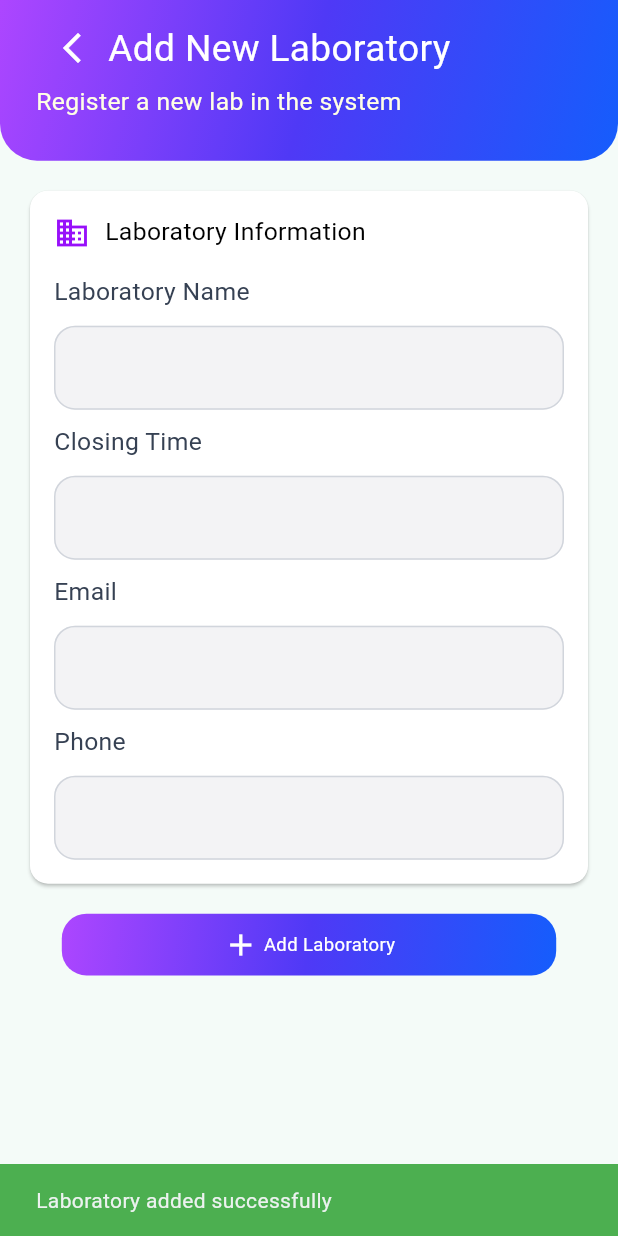
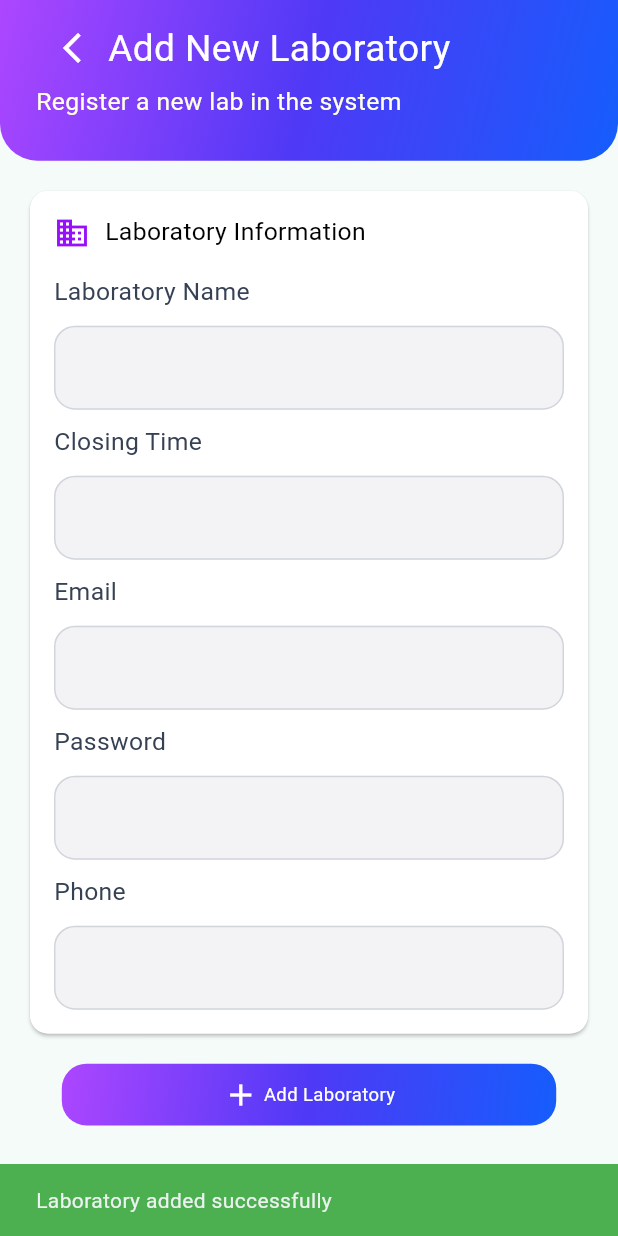
Before and after one commit to Habiba04/LabLink, a Flutter app: the AddLab screen opened directly, after a tap on "Add Laboratory", on a phone screen of 412 x 824 dp. Run offline on Flutter 3.47's test engine with Material 3 defaults, Android fonts, the phone set to English and light mode, and no system bars; our stand-ins replace cached_network_image, cloud_firestore, file_picker, firebase_auth, firebase_core, firebase_storage and 7 more; missing offline and left inert: syncfusion_flutter_pdfviewer; accounts and stored records are empty; network calls fail.

Commit message:
some changes

```diff
--- a/lib/Database/firebaseDB.dart
+++ b/lib/Database/firebaseDB.dart
@@ -200,11 +200,19 @@ class FirebaseDatabase {
     }
   }
 
-  Future<void> addNewLab(Lab lab) async {
+  Future<void> addNewLab(Lab lab, String password) async {
     try {
-      final docRef = FirebaseFirestore.instance.collection("lab").doc();
-      await docRef.set(lab.toMap());
-      print("Lab added successfully!");
+      UserCredential userCredential = await FirebaseAuth.instance
+          .createUserWithEmailAndPassword(email: lab.email, password: password);
+
+      String uid = userCredential.user!.uid;
+
+      await FirebaseFirestore.instance.collection("lab").doc(uid).set({
+        ...lab.toMap(),
+        "uid": uid,
+      });
+
+      print("Lab created + Auth account created successfully!");
     } catch (e) {
       print("Error adding lab: $e");
     }
@@ -242,7 +250,7 @@ class FirebaseDatabase {
           .collection('lab')
           .doc(labId)
           .collection('appointments')
-          .where('status', isEqualTo: 'Pending')
+          .where('status', isEqualTo: 'Completed')
           .get();
 
       Map<String, Map<String, dynamic>> monthlyData = {};
--- a/lib/LabAdmin/Pages/edit_profile_screen.dart
+++ b/lib/LabAdmin/Pages/edit_profile_screen.dart
@@ -98,7 +98,7 @@ class _EditProfileScreenState extends State<EditProfileScreen> {
                       controller: _closingTimeController,
                       prefixIcon: Icon(Icons.calendar_month_outlined),
                       hintText: 'Enter closing time like this "5:00 PM"',
-                      labelText: 'Age',
+                      labelText: 'Closing Time',
                     ),
 
                     const SizedBox(height: 24),
--- a/lib/LabAdmin/Utils/firestore_helpers.dart
+++ b/lib/LabAdmin/Utils/firestore_helpers.dart
@@ -74,7 +74,8 @@ class FirestoreHelpers {
 
       if (created != null &&
           created.year == now.year &&
-          created.month == now.month) {
+          created.month == now.month &&
+          status == 'Completed') {
         earningsThisMonth += _toDoubleSafe(data['totalAmount']);
       }
 
--- a/lib/Models/LabLocation.dart
+++ b/lib/Models/LabLocation.dart
@@ -1,15 +1,14 @@
 import 'package:lablink/Models/LabTests.dart';
 
 class LabLocation {
-  final String id;
+  String id;
   final String name;
   final String address;
   final String openAt;
   final String closeAt;
   final List<LabTest> tests;
   final String phone;
-  final String startDay;
-  final String endDay;
+  final List<String> workingDays;
 
   LabLocation({
     required this.id,
@@ -19,8 +18,7 @@ class LabLocation {
     required this.closeAt,
     this.tests = const [],
     this.phone = '',
-    this.startDay = '',
-    this.endDay = '',
+    this.workingDays = const [],
   });
   Map<String, dynamic> toMap() {
     return {
@@ -31,8 +29,7 @@ class LabLocation {
       'closeAt': closeAt,
       'tests': tests.map((tests) => tests.toMap()).toList(),
       'phone': phone,
-      'startDay': startDay,
-      'endDay': endDay
+      'workingDays': workingDays,
     };
   }
 
@@ -49,8 +46,7 @@ class LabLocation {
       closeAt: map['closeAt'] ?? '',
       tests: tests,
       phone: map['phone'] ?? '',
-      startDay: map['startDay'] ?? '',
-      endDay: map['endDay'] ?? '',
+      workingDays: List<String>.from(map['workingDays'] ?? []),
     );
   }
 }
--- a/lib/SuperAdmin/Pages/add_lab.dart
+++ b/lib/SuperAdmin/Pages/add_lab.dart
@@ -14,7 +14,7 @@ class _AddLabState extends State<AddLab> {
   final TextEditingController emailController = TextEditingController();
   final TextEditingController licenseNumController = TextEditingController();
   final TextEditingController phoneController = TextEditingController();
-  //final TextEditingController openAtController = TextEditingController();
+  final TextEditingController passwordController = TextEditingController();
   final TextEditingController closeAtController = TextEditingController();
   final formkey = GlobalKey<FormState>();
 
@@ -183,6 +183,31 @@ class _AddLabState extends State<AddLab> {
                       ),
                       SizedBox(height: 10),
                       Text(
+                        'Password',
+                        style: TextStyle(
+                          fontSize: width * 0.04,
+                          color: Color(0xFF364153),
+                        ),
+                      ),
+                      SizedBox(height: 10),
+                      TextField(
+                        controller: passwordController,
+                        decoration: InputDecoration(
+                          filled: true,
+                          fillColor: Color(0xFFF3F3F5),
+
+                          enabledBorder: OutlineInputBorder(
+                            borderRadius: BorderRadius.circular(14),
+                            borderSide: BorderSide(color: Color(0xFFD1D5DC)),
+                          ),
+                          focusedBorder: OutlineInputBorder(
+                            borderRadius: BorderRadius.circular(14),
+                            borderSide: BorderSide(color: Color(0xFFD1D5DC)),
+                          ),
+                        ),
+                      ),
+                      SizedBox(height: 10),
+                      Text(
                         'Phone',
                         style: TextStyle(
                           fontSize: width * 0.04,
@@ -226,8 +251,8 @@ class _AddLabState extends State<AddLab> {
                   usersCount: 0,
                   lastMonthRevenue: 0,
                 );
-
-                await FirebaseDatabase().addNewLab(newLab);
+                String password = passwordController.text.trim();
+                await FirebaseDatabase().addNewLab(newLab, password);
 
                 ScaffoldMessenger.of(context).showSnackBar(
                   SnackBar(
--- a/lib/SuperAdmin/Pages/manage_labs.dart
+++ b/lib/SuperAdmin/Pages/manage_labs.dart
@@ -357,7 +357,7 @@ class _ManageLabsState extends State<ManageLabs> {
                                                         ),
                                                       ),
                                                     );
-                                                    fetchLabs(); // لتحديث الليست بعد الحذف
+                                                    fetchLabs();
                                                   },
                                                   child: const Text(
                                                     "Delete",
```
Also changed, not shown: lib/LabAdmin/Pages/Add_New_Location.dart (+7 -3 lines), lib/LabAdmin/Pages/Lab_Locations.dart (+6 -4 lines), lib/LabAdmin/Pages/Lab_admin_dashboard.dart (+8 -0 lines), lib/LabAdmin/Pages/profile_screen.dart (+8 -2 lines), lib/LabAdmin/Pages/review_screen.dart (+7 -3 lines), lib/LabAdmin/services/location_services.dart (+27 -5 lines).
